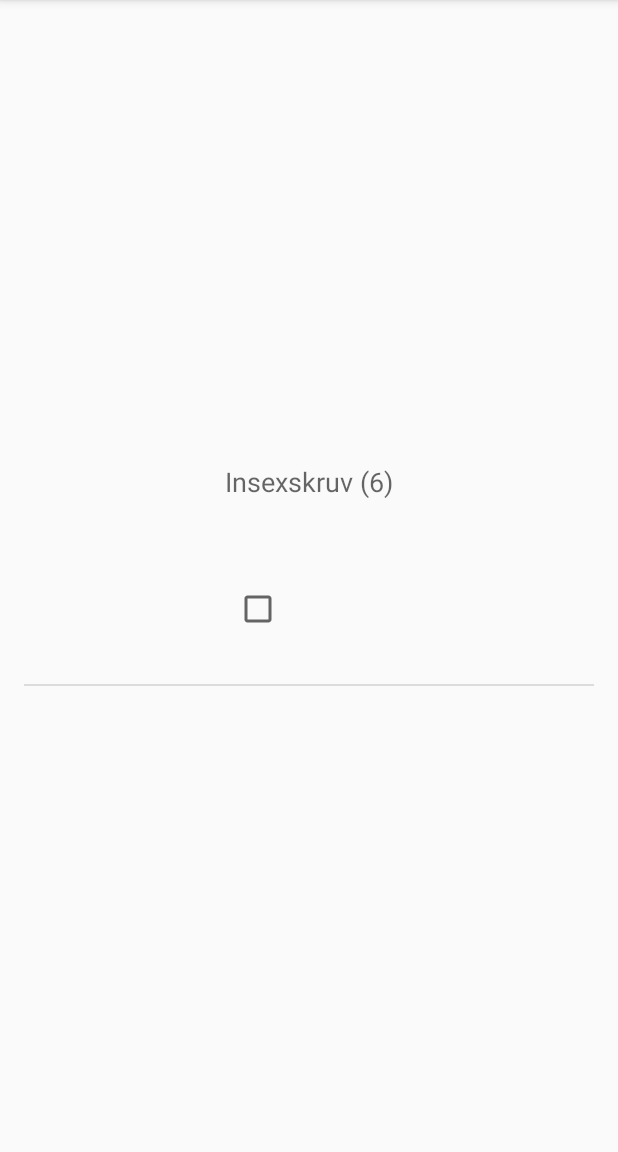
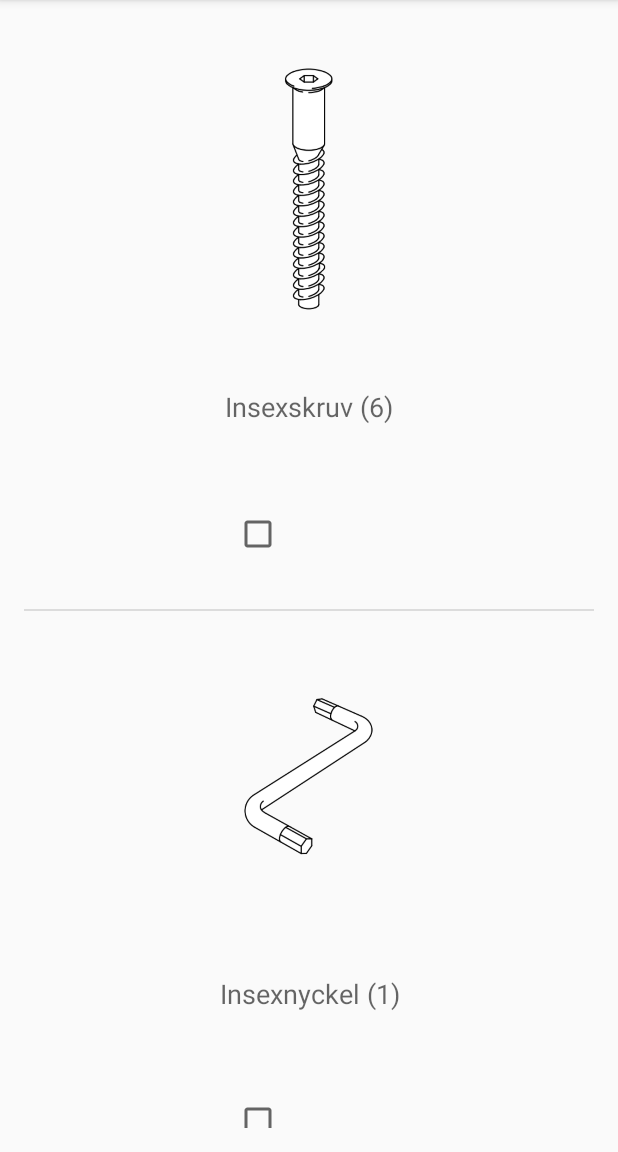
Before and after one commit to alexceder/stolbygge, an Android app: the screen it shows after launch (MainActivity), on a phone screen of 412 x 824 dp, the part 84-1236 px from its top. Run offline under Robolectric (Android 15) with nearby library versions, the phone set to English and light mode, and no system bars.

Commit message:
listview with images, names and checkboxes

```diff
--- a/app/src/main/java/se/stolbygge/stolbygge/MainActivity.java
+++ b/app/src/main/java/se/stolbygge/stolbygge/MainActivity.java
@@ -15,7 +15,6 @@ public class MainActivity extends ActionBarActivity {
     PartListAdapter adapter;
     ArrayList<Part> parts;
     ListView partListView;
-    TextView logging;
     GridView partGridView;
 
     @Override
@@ -23,6 +22,7 @@ public class MainActivity extends ActionBarActivity {
         super.onCreate(savedInstanceState);
         setContentView(R.layout.activity_main);
 
+        Log.d("*******","*******************");
         onCreateProductList();
     }
 
@@ -54,14 +54,14 @@ public class MainActivity extends ActionBarActivity {
         parts = new ArrayList<Part>();
         adapter = new PartListAdapter(this);
 
-        parts.add(new Part("Insexskruv", "1", "insexskruv.png",6));
-        parts.add(new Part("Insexnyckel", "1", "insexsnyckel.png", 1));
-        parts.add(new Part("Plugg","1","plugg.png",2));
-        parts.add(new Part("Vänster benpar","1","vanster_benpar.png",1));
-        parts.add(new Part("Höger benpar","1","hoger_benpar.png",1));
-        parts.add(new Part("Sitts","1","sitts.png",1));
-        parts.add(new Part("Ryggstöd","1","ryggstod.png",1));
-        parts.add(new Part("Ryggstödsdekoration","1","ryggstodsdekoration.png",1));
+        parts.add(new Part("Insexskruv", "1", "insexskruv",6));
+        parts.add(new Part("Insexnyckel", "1", "insexnyckel", 1));
+        parts.add(new Part("Plugg","1","plugg",2));
+        parts.add(new Part("Vänster benpar","1","vanster_benpar",1));
+        parts.add(new Part("Höger benpar","1","hoger_benpar",1));
+        parts.add(new Part("Sitts","1","sitts",1));
+        parts.add(new Part("Ryggstöd","1","ryggstod",1));
+        parts.add(new Part("Ryggstödsdekoration","1","ryggstodsdekoration",1));
 
 
         adapter.setParts(parts);
--- a/app/src/main/java/se/stolbygge/stolbygge/PartListAdapter.java
+++ b/app/src/main/java/se/stolbygge/stolbygge/PartListAdapter.java
@@ -1,7 +1,9 @@
 package se.stolbygge.stolbygge;
 
 import android.content.Context;
+import android.content.res.Resources;
 import android.net.Uri;
+import android.util.Log;
 import android.view.LayoutInflater;
 import android.view.View;
 import android.view.ViewGroup;
@@ -43,16 +45,20 @@ public class PartListAdapter extends BaseAdapter {
     @Override
     public View getView(final int position, View convertView, final ViewGroup parent) {
 
+
+
+        Part currentPart = parts.get(position);
+
         View view;
         if(convertView == null) {
+            Log.d("*** position:",Integer.toString(position) + "   " + parts.get(position).getName());
             view = LayoutInflater.from(context).inflate(R.layout.part_list_item,null);
             ImageView img = (ImageView) view.findViewById(R.id.imageView);
 
-            String s = parts.get(position).getImgName();
-            Uri uri = Uri.parse("android.resource://se.stolbygge.stolbygge/drawable/" + parts.get(position).getImgName());
-            img.setImageURI(uri);
+            int id = context.getResources().getIdentifier(currentPart.getImgName(), "drawable", context.getPackageName());
+            img.setImageResource(id);
             TextView text = (TextView) view.findViewById(R.id.textView);
-            text.setText(parts.get(position).getName() + " (" + Integer.toString(parts.get(position).getAmount()) + ")");
+            text.setText(currentPart.getName() + " (" + Integer.toString(currentPart.getAmount()) + ")");
         } else {
             view = convertView;
         }
--- a/app/src/main/res/layout/part_list_item.xml
+++ b/app/src/main/res/layout/part_list_item.xml
@@ -6,7 +6,7 @@
 
     <ImageView
             android:layout_width="200dp"
-            android:layout_height="250dp"
+            android:layout_height="200dp"
             android:layout_margin="10dp"
             android:id="@+id/imageView"
             android:layout_row="1"
```
Also changed, not shown: 2 other files.
